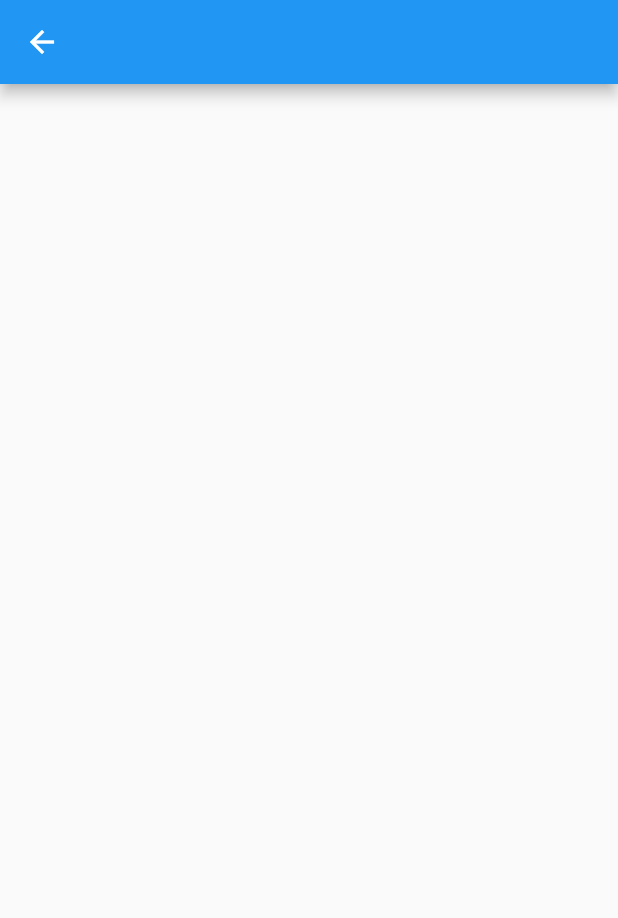
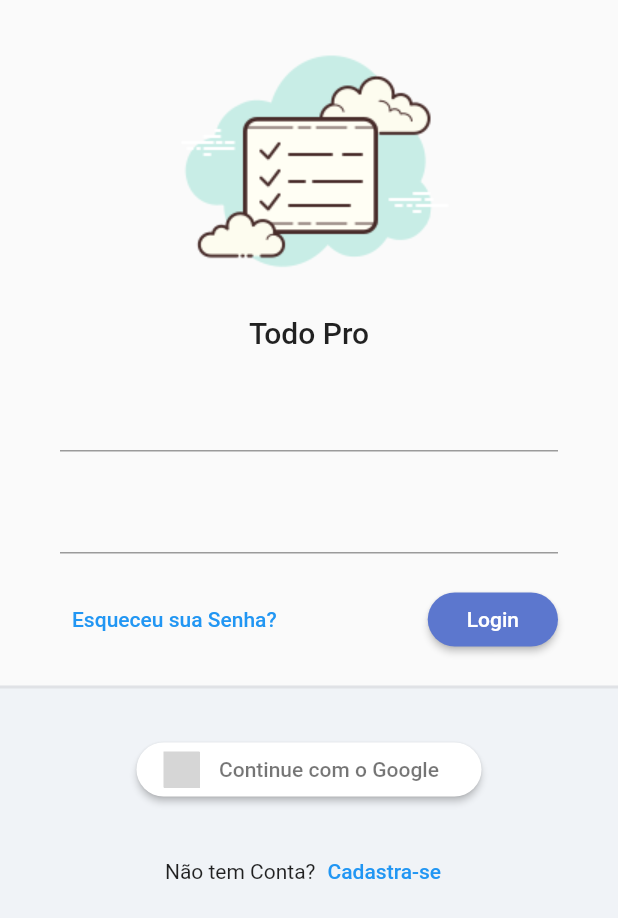
Before and after one commit to Raf-Alcides/todoPro, a Flutter app: the screen it shows after launch, on a phone screen of 412 x 824 dp. Shown: the top 918 px of the screen. Run offline on Flutter 3.47's test engine with Material 2 defaults, Android fonts, the phone set to English and light mode, and no system bars; our stand-ins replace flutter_signin_button, google_fonts, nested, sqflite, synchronized; accounts and stored records are empty; Roboto replaces fonts that are missing (Mandali); grey boxes are pictures that could not be loaded.

Commit message:
Construindo Layout LoginPage e Configurando Tema

```diff
--- a/lib/app/app_widget.dart
+++ b/lib/app/app_widget.dart
@@ -1,10 +1,7 @@
 import 'package:flutter/material.dart';
-import 'package:provider/provider.dart';
 import 'package:todopro/app/core/databese/sqlite_adm_connection.dart';
+import 'package:todopro/app/core/ui/ui_config.dart';
 import 'package:todopro/app/modules/auth/auth_module.dart';
-import 'package:todopro/app/modules/auth/login/login_controller.dart';
-import 'package:todopro/app/modules/auth/login/login_page.dart';
-
 import 'modules/splash/splash_page.dart';
 
 class AppWidget extends StatefulWidget {
@@ -37,6 +34,7 @@ class _AppWidgetState extends State<AppWidget> {
        return MaterialApp(
         title: 'to_do Pro',
         initialRoute: '/login',
+        theme: UiConfig.theme,
         routes: {
           ...AuthModule().routers
         },
--- a/lib/app/core/databese/sqlite_adm_connection.dart
+++ b/lib/app/core/databese/sqlite_adm_connection.dart
@@ -8,9 +8,7 @@ class SqliteAdmConnection with WidgetsBindingObserver{
     final connection = SqliteConnectionFactory();
 
     switch(state) {
-
       case AppLifecycleState.resumed:
-        // TODO: Handle this case.
         break;
       case AppLifecycleState.inactive:
       case AppLifecycleState.paused:
--- a/lib/app/core/modules/todo_page.dart
+++ b/lib/app/core/modules/todo_page.dart
@@ -22,7 +22,7 @@ class TodoPage extends StatelessWidget {
           [
             Provider(create: (_) => Object()),
           ],
-          child: Builder(builder: (Context) => _page(context)),
+          child: Builder(builder: (context) => _page(context)),
     );
   }
 }
--- /dev/null
+++ b/lib/app/core/ui/theme_extension.dart
@@ -0,0 +1,16 @@
+import 'package:flutter/material.dart';
+
+extension ThemeExtension on BuildContext {
+  Color get primaryColor => Theme.of(this).primaryColor;
+  Color get primaryColorLight => Theme.of(this).primaryColorLight;
+  ButtonThemeData get buttonTheme => Theme.of(this).buttonTheme;
+  TextTheme get textTheme => Theme.of(this).textTheme;
+
+  TextStyle get titleStyle => const TextStyle(
+    fontSize: 12,
+    fontWeight: FontWeight.bold,
+    color: Colors.grey
+  );
+
+
+}
--- /dev/null
+++ b/lib/app/core/ui/ui_config.dart
@@ -0,0 +1,21 @@
+
+import 'package:flutter/material.dart';
+import 'package:google_fonts/google_fonts.dart';
+
+class UiConfig {
+
+  UiConfig._();
+
+  static ThemeData get theme => ThemeData(
+    textTheme: GoogleFonts.mandaliTextTheme(),
+    primaryColor: const Color(0xff5c77ce),
+    primaryColorLight: const Color(0xffabc8f7),
+    elevatedButtonTheme: ElevatedButtonThemeData(
+      style: ElevatedButton.styleFrom(
+        backgroundColor: const Color(0xff5c77ce)
+      )
+    )
+  );
+
+
+}
--- /dev/null
+++ b/lib/app/core/widget/todo_logo.dart
@@ -0,0 +1,18 @@
+import 'package:flutter/material.dart';
+import 'package:todopro/app/core/ui/theme_extension.dart';
+
+class TodoLogo extends StatelessWidget {
+
+  const TodoLogo({ Key? key }) : super(key: key);
+
+   @override
+   Widget build(BuildContext context) {
+       return Column(
+        mainAxisAlignment: MainAxisAlignment.center,
+        children: [
+          Image.asset('assets/logo.png', height: 200,),
+          Text('Todo Pro', style: context.textTheme.titleLarge)
+        ],
+       );
+  }
+}
--- a/lib/app/modules/auth/login/login_page.dart
+++ b/lib/app/modules/auth/login/login_page.dart
@@ -1,14 +1,103 @@
 import 'package:flutter/material.dart';
+import 'package:flutter_signin_button/button_list.dart';
+import 'package:flutter_signin_button/button_view.dart';
+import 'package:todopro/app/core/widget/todo_logo.dart';
 
 class LoginPage extends StatelessWidget {
+  const LoginPage({Key? key}) : super(key: key);
 
-  const LoginPage({ Key? key }) : super(key: key);
-
-   @override
-   Widget build(BuildContext context) {
-       return Scaffold(
-           appBar: AppBar(title: const Text(''),),
-           body: Container(),
-       );
+  @override
+  Widget build(BuildContext context) {
+    return Scaffold(
+      body: LayoutBuilder(builder: (context, constraints) {
+        return SingleChildScrollView(
+          child: ConstrainedBox(
+            constraints: BoxConstraints(
+                minHeight: constraints.maxHeight,
+                minWidth: constraints.maxWidth),
+            child: IntrinsicHeight(
+              child: Column(
+                mainAxisSize: MainAxisSize.min,
+                children: [
+                  const SizedBox(height: 10),
+                  const TodoLogo(),
+                  Padding(
+                    padding: const EdgeInsets.symmetric(
+                      horizontal: 40,
+                      vertical: 20,
+                    ),
+                    child: Form(
+                      child: Column(
+                        children: [
+                          TextFormField(),
+                          const SizedBox(height: 20),
+                          TextFormField(),
+                          const SizedBox(height: 20),
+                          Row(
+                            mainAxisAlignment: MainAxisAlignment.spaceBetween,
+                            children: [
+                              TextButton(
+                                onPressed: () {},
+                                child: const Text('Esqueceu sua Senha?'),
+                              ),
+                              ElevatedButton(
+                                onPressed: () {},
+                                style: ElevatedButton.styleFrom(
+                                    shape: RoundedRectangleBorder(
+                                        borderRadius:
+                                            BorderRadius.circular(20))),
+                                child: const Padding(
+                                  padding: EdgeInsets.all(10.0),
+                                  child: Text('Login'),
+                                ),
+                              )
+                            ],
+                          )
+                        ],
+                      ),
+                    ),
+                  ),
+                  Expanded(
+                    child: Container(
+                      decoration: BoxDecoration(
+                        color: const Color(0xfff0f3f7),
+                        border: Border(
+                          top: BorderSide(
+                            width: 2,
+                            color: Colors.grey.withAlpha(50),
+                          ),
+                        ),
+                      ),
+                      child: Column(
+                        children: [
+                          const SizedBox(height: 30),
+                          SignInButton(
+                            Buttons.Google,
+                            text: 'Continue com o Google',
+                            padding: const EdgeInsets.all(5),
+                            shape: OutlineInputBorder(
+                              borderRadius: BorderRadius.circular(30),
+                              borderSide: BorderSide.none
+                            ),
+                            onPressed: () {},
+                          ),
+                          const SizedBox(height: 20),
+                          Row(
+                            mainAxisAlignment: MainAxisAlignment.center,
+                            children: [
+                            const Text('Não tem Conta?'),
+                            TextButton(onPressed: () {}, child: const Text('Cadastra-se'))
+                          ],)
+                        ],
+                      ),
+                    ),
+                  ),
+                ],
+              ),
+            ),
+          ),
+        );
+      }),
+    );
   }
 }
```
Also changed, not shown: pubspec.yaml (+5 -3 lines), assets/logo.png (added), pubspec.lock.
